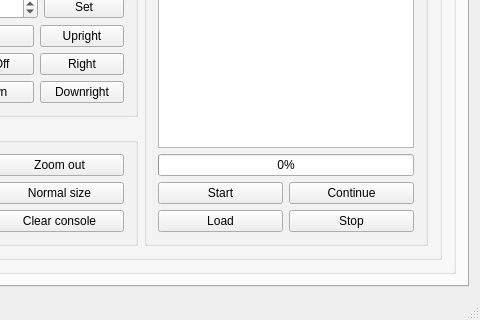
Above: mainwindow/mainwindow.ui from CommName/Cengrave before the change; both pictures show x 540 to 1020 and y 614 to 934 of the 1020 by 934 pixel window. Below: the same form after it.
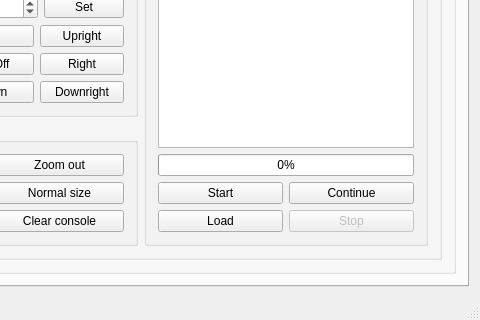
That is the form after the change. The open tabs and pages were chosen to show the change.

Patch:
```diff
--- a/mainwindow/mainwindow.ui
+++ b/mainwindow/mainwindow.ui
@@ -1558,6 +1558,9 @@
                     <layout class="QGridLayout" name="auto_controls">
                      <item row="3" column="1">
                       <widget class="QPushButton" name="button_stop_auto">
+                       <property name="enabled">
+                        <bool>false</bool>
+                       </property>
                        <property name="text">
                         <string>Stop</string>
                        </property>
```
Left out of the diff: 2 changed lines with no effect on the pictures.
